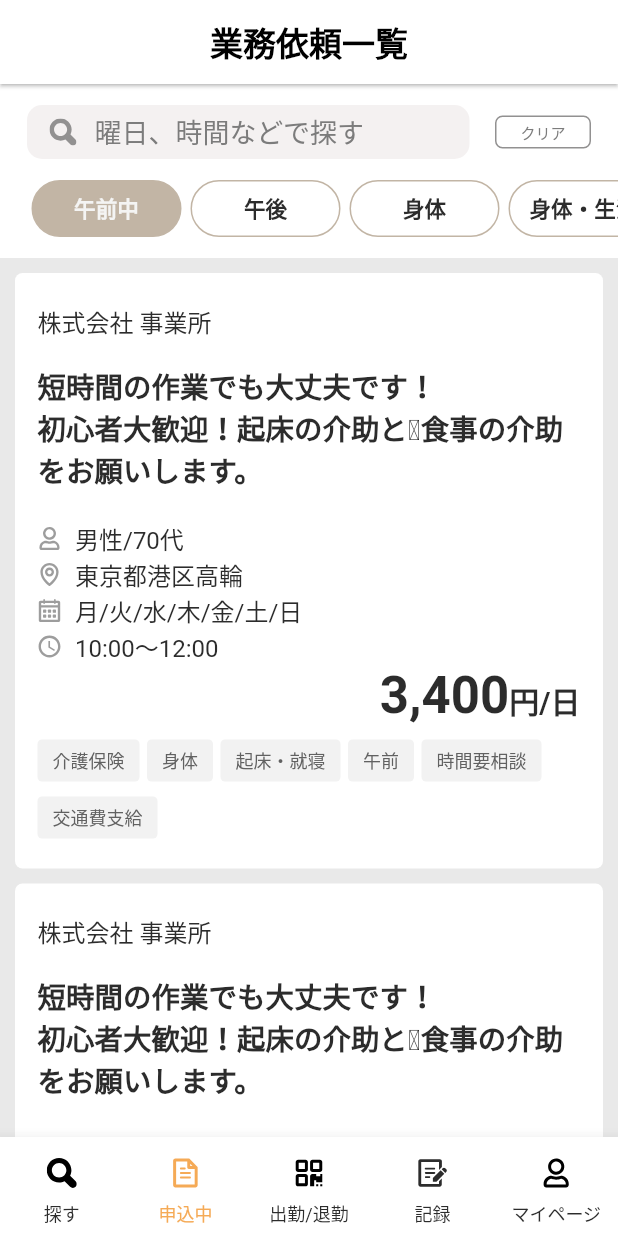
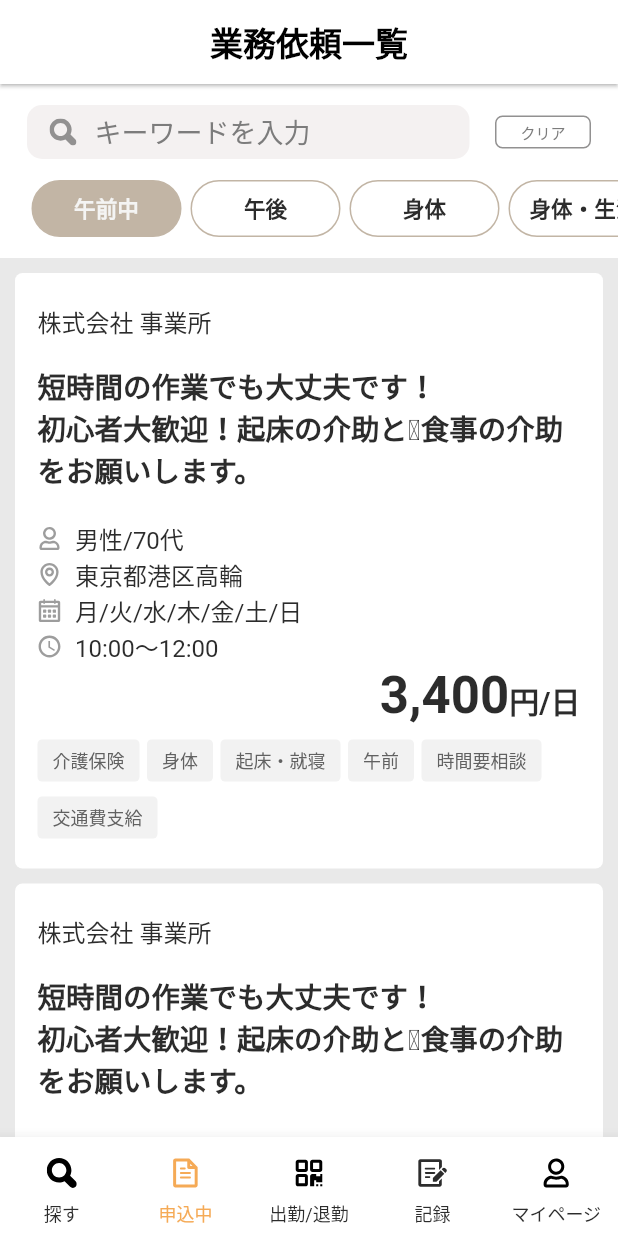
Before and after one commit to akashjpro/parsowa, a Flutter app: the screen it shows after launch, on a phone screen of 412 x 824 dp. Run offline on Flutter 3.47's test engine with Material 2 defaults, Android fonts, the phone set to English and light mode, and no system bars; our stand-ins replace dotted_line, flutter_bloc, flutter_svg; Roboto replaces fonts that are missing (NotoSanJP).

Commit message:
Fix hint text

```diff
--- a/lib/presentation/screens/job_list/widgets/bottom_of_appbar.dart
+++ b/lib/presentation/screens/job_list/widgets/bottom_of_appbar.dart
@@ -48,7 +48,7 @@ class BottomOfAppbarState extends State<BottomOfAppbar> {
                           ),
                         ),
                         contentPadding: EdgeInsets.only(left: 45),
-                        hintText: '曜日、時間などで探す',
+                        hintText: 'キーワードを入力',
                         hintStyle: TextStyle(
                           fontSize: 18,
                           color: Color(0xff7C7C7C),
@@ -87,7 +87,7 @@ class BottomOfAppbarState extends State<BottomOfAppbar> {
       textAlignVertical: TextAlignVertical.center,
       autofocus: false,
       decoration: InputDecoration(
-        hintText: '曜日、時間などで探す',
+        hintText: 'キーワードを入力',
         hintStyle: TextStyle(
           fontSize: 18,
           color: Color(0xff7C7C7C),
```
